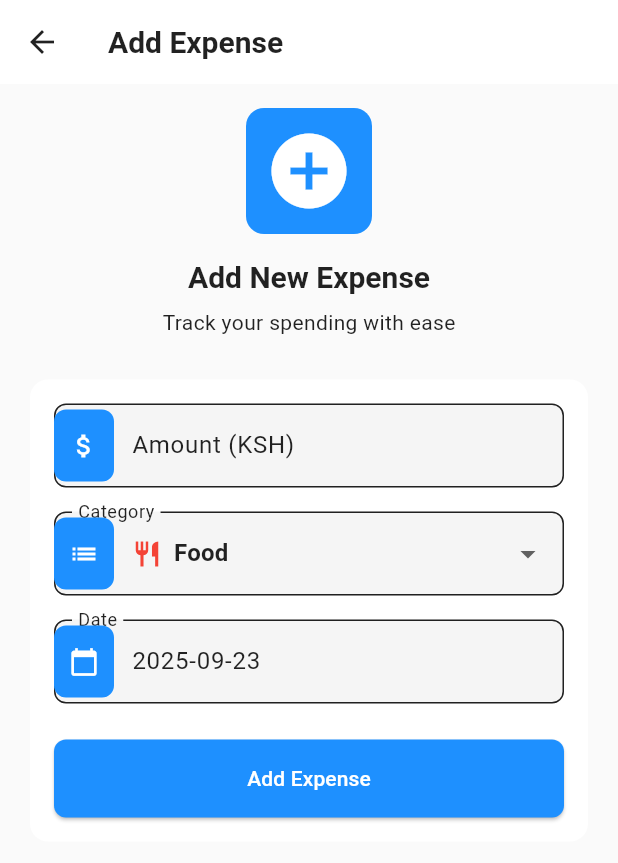
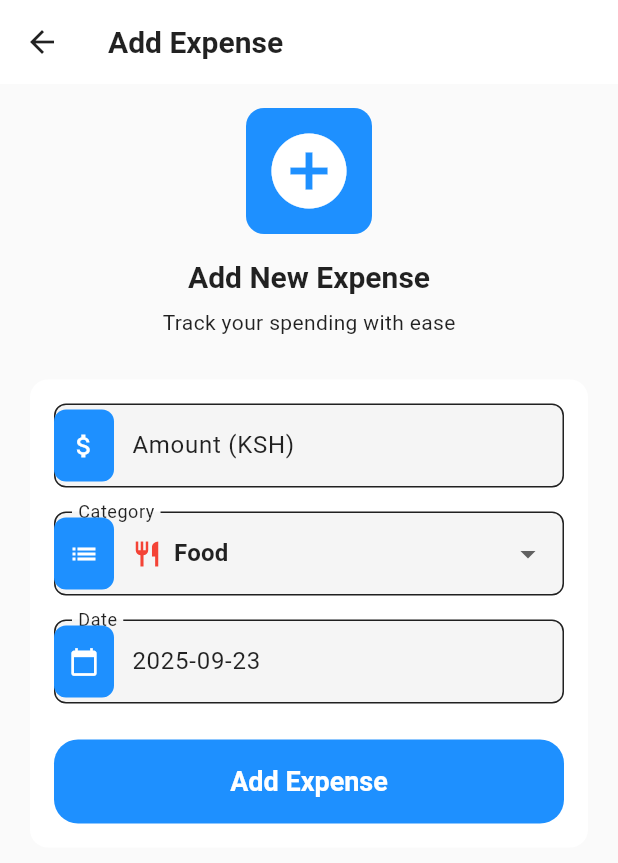
Before and after one commit to Anonymousbeliever/expense_tracker, a Flutter app: the AddExpense screen opened directly, on a phone screen of 412 x 824 dp. Shown: the top 863 px of the screen. Run offline on Flutter 3.47's test engine with Material 3 defaults, Android fonts, the phone set to English and light mode, and no system bars; our stand-ins replace firebase_core, fl_chart, permission_handler, shared_preferences; missing offline and left inert: dart:html; accounts and stored records are empty.

Commit message:
did an Import Cleanup & Integration

```diff
--- a/lib/screens/add_expense/views/add_expense.dart
+++ b/lib/screens/add_expense/views/add_expense.dart
@@ -2,6 +2,7 @@ import 'package:flutter/material.dart';
 import 'package:provider/provider.dart';
 import 'package:intl/intl.dart';
 import 'package:expense_tracker/data/data.dart';
+import 'package:expense_tracker/widgets/widgets.dart';
 
 class AddExpense extends StatefulWidget {
   const AddExpense({super.key});
@@ -250,22 +251,12 @@ class _AddExpenseState extends State<AddExpense> {
                             ),
                           ),
                           const SizedBox(height: 24),
-                          SizedBox(
-                            width: double.infinity,
-                            child: ElevatedButton(
-                              onPressed: _isLoading ? null : _saveExpense,
-                              style: ElevatedButton.styleFrom(
-                                padding: const EdgeInsets.symmetric(vertical: 16),
-                                backgroundColor: Theme.of(context).colorScheme.primary,
-                                foregroundColor: Theme.of(context).colorScheme.onPrimary,
-                                shape: RoundedRectangleBorder(
-                                  borderRadius: BorderRadius.circular(8),
-                                ),
-                              ),
-                              child: _isLoading
-                                  ? const CircularProgressIndicator(color: Colors.white)
-                                  : const Text('Add Expense'),
-                            ),
+                          CustomButton.primary(
+                            text: 'Add Expense',
+                            onPressed: _isLoading ? null : _saveExpense,
+                            isLoading: _isLoading,
+                            isFullWidth: true,
+                            size: ButtonSize.large,
                           ),
                         ],
                       ),
```
